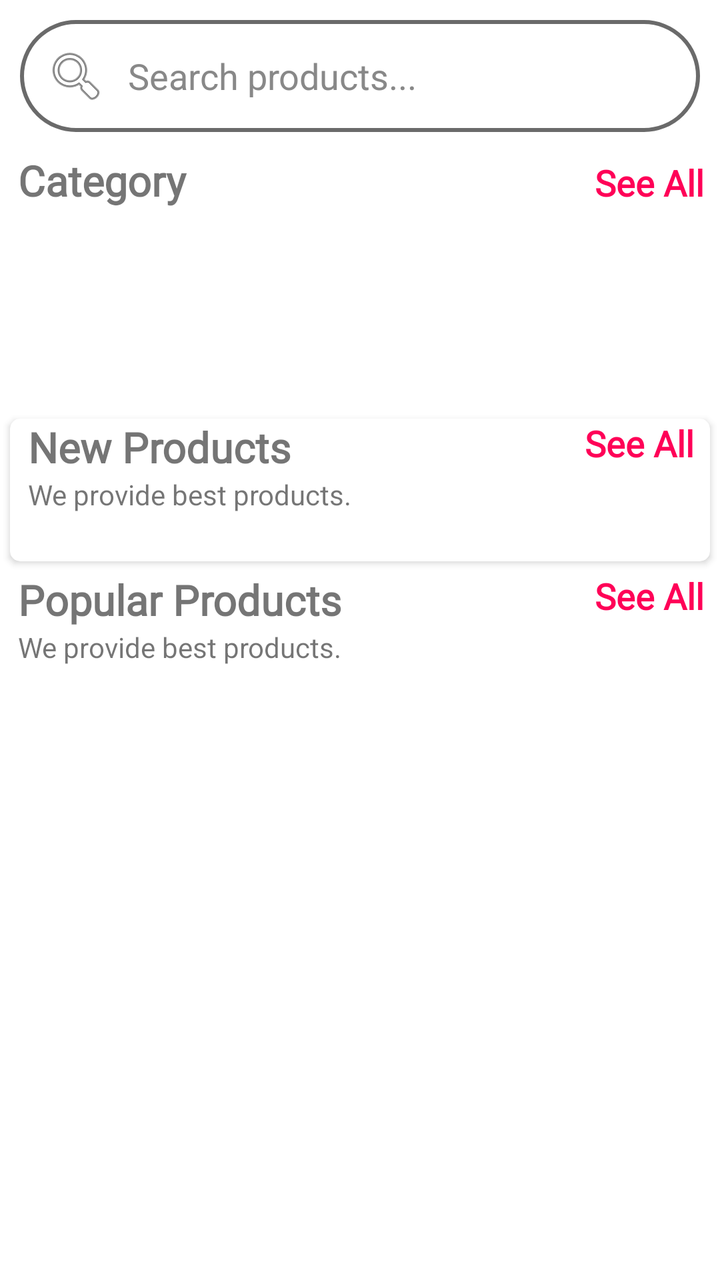
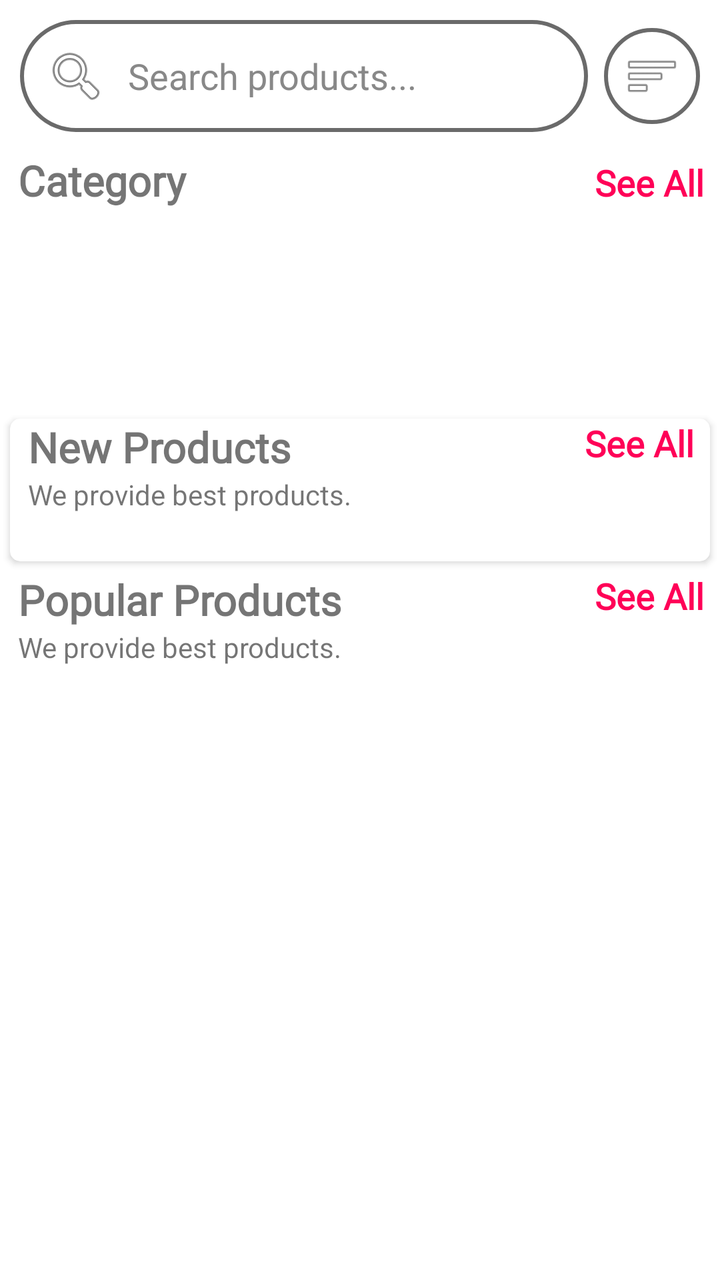

An Android layout rendered at two revisions. The XML below is the earlier revision; the diff shows what the commit changed to produce the second picture.
<!-- AndroidManifest.xml: application theme Theme.ECommerceApp -->
<!-- res/layout/fragment_home.xml -->
<?xml version="1.0" encoding="utf-8"?>
<androidx.core.widget.NestedScrollView xmlns:android="http://schemas.android.com/apk/res/android"
    xmlns:tools="http://schemas.android.com/tools"
    android:layout_width="match_parent"
    android:layout_height="match_parent"
    xmlns:app="http://schemas.android.com/apk/res-auto"
    tools:context=".fragments.HomeFragment">



    <LinearLayout
        android:id="@+id/home_layout"
        android:layout_width="match_parent"
        android:layout_height="match_parent"
        android:orientation="vertical">

        <EditText
            android:id="@+id/search_bar"
            android:layout_width="match_parent"
            android:layout_height="wrap_content"
            android:layout_margin="10dp"
            android:background="@drawable/edit_text_bg"
            android:drawableStart="@android:drawable/ic_menu_search"
            android:drawablePadding="10dp"
            android:hint="Search products..."
            android:padding="12dp"
            android:textColorHint="#888888" />

        <LinearLayout
            android:layout_width="match_parent"
            android:layout_height="wrap_content"
            android:layout_marginLeft="9dp"
            android:orientation="horizontal"
            android:weightSum="2">

            <TextView
                android:layout_width="wrap_content"
                android:layout_height="wrap_content"
                android:layout_weight="1"
                android:fontFamily="@font/baskervville"
                android:text="Category"
                android:textSize="21sp"
                android:textStyle="bold" />

            <TextView
                android:id="@+id/category_see_all"
                android:layout_width="wrap_content"
                android:layout_height="wrap_content"
                android:layout_marginRight="8dp"
                android:layout_weight="1"
                android:fontFamily="@font/baskervville"
                android:gravity="end"
                android:text="See All"
                android:textColor="@color/pink"
                android:textSize="18sp"
                android:textStyle="bold" />

        </LinearLayout>

        <androidx.recyclerview.widget.RecyclerView
            android:id="@+id/rec_category"
            android:layout_width="wrap_content"
            android:layout_height="90dp"
            android:layout_marginLeft="9dp"
            android:layout_marginTop="10dp" />

        <androidx.cardview.widget.CardView
            android:layout_width="match_parent"
            android:layout_height="wrap_content"
            android:layout_margin="5dp"
            android:layout_marginTop="10dp"
            android:elevation="6dp"
            app:cardCornerRadius="5dp">


            <LinearLayout
                android:layout_width="match_parent"
                android:layout_height="match_parent"
                android:orientation="vertical">

                <RelativeLayout
                    android:layout_width="wrap_content"
                    android:layout_height="wrap_content">

                    <TextView
                        android:id="@+id/new_product_name"
                        android:layout_width="wrap_content"
                        android:layout_height="wrap_content"
                        android:layout_marginLeft="9dp"
                        android:fontFamily="@font/baskervville"
                        android:text="New Products"
                        android:textSize="21sp"
                        android:textStyle="bold" />

                    <TextView
                        android:layout_width="wrap_content"
                        android:layout_height="wrap_content"
                        android:layout_below="@+id/new_product_name"
                        android:layout_marginLeft="9dp"
                        android:text="We provide best products." />

                    <TextView
                        android:id="@+id/newProducts_see_all"
                        android:layout_width="wrap_content"
                        android:layout_height="wrap_content"
                        android:layout_alignParentEnd="true"
                        android:layout_marginRight="8dp"
                        android:fontFamily="@font/baskervville"
                        android:text="See All"
                        android:textColor="@color/pink"
                        android:textSize="18sp"
                        android:textStyle="bold" />
                </RelativeLayout>

                <androidx.recyclerview.widget.RecyclerView
                    android:id="@+id/new_product_rec"
                    android:layout_width="wrap_content"
                    android:layout_height="wrap_content"
                    android:layout_margin="7dp"
                    android:layout_marginTop="6dp"
                    android:padding="5dp" />
            </LinearLayout>

        </androidx.cardview.widget.CardView>

        <LinearLayout
            android:layout_width="match_parent"
            android:layout_height="match_parent"
            android:orientation="vertical">

            <RelativeLayout
                android:layout_width="wrap_content"
                android:layout_height="wrap_content">

                <TextView
                    android:id="@+id/popular_products"
                    android:layout_width="wrap_content"
                    android:layout_height="wrap_content"
                    android:layout_marginLeft="9dp"
                    android:fontFamily="@font/baskervville"
                    android:text="Popular Products"
                    android:textSize="21sp"
                    android:textStyle="bold" />

                <TextView
                    android:layout_width="wrap_content"
                    android:layout_height="wrap_content"
                    android:layout_below="@+id/popular_products"
                    android:layout_marginLeft="9dp"
                    android:text="We provide best products." />

                <TextView
                    android:id="@+id/popular_see_all"
                    android:layout_width="wrap_content"
                    android:layout_height="wrap_content"
                    android:layout_alignParentEnd="true"
                    android:layout_marginRight="8dp"
                    android:fontFamily="@font/baskervville"
                    android:text="See All"
                    android:textColor="@color/pink"
                    android:textSize="18sp"
                    android:textStyle="bold" />
            </RelativeLayout>

            <androidx.recyclerview.widget.RecyclerView
                android:id="@+id/all_rec"
                android:layout_width="wrap_content"
                android:layout_height="wrap_content"
                android:layout_gravity="center"
                android:layout_margin="7dp"
                android:layout_marginTop="6dp"
                android:padding="5dp" />
        </LinearLayout>

    </LinearLayout>

</androidx.core.widget.NestedScrollView>
<!-- resources referenced by this layout -->
<resources>
  <color name="pink">#FF0057</color>
  <!-- drawable edit_text_bg (drawable) -->
  <?xml version="1.0" encoding="utf-8"?>
  <shape xmlns:android="http://schemas.android.com/apk/res/android">
  
      <corners android:radius="50dp"/>
      <solid android:color="@color/white"/>
      <stroke android:color="#6a6a6a" android:width="2dp"/>
  </shape>
  <style name="Theme.ECommerceApp" parent="Theme.MaterialComponents.DayNight.DarkActionBar">
          
          <item name="colorPrimary">#FFB952</item>
          <item name="colorPrimaryVariant">@color/pink</item>
          <item name="colorOnPrimary">@color/black</item>
          
          <item name="colorSecondary">@color/teal_200</item>
          <item name="colorSecondaryVariant">@color/teal_700</item>
          <item name="colorOnSecondary">@color/black</item>
          
          <item name="android:statusBarColor">?attr/colorPrimaryVariant</item>
          
      </style>
  <color name="white">#FFFFFFFF</color>
  <color name="black">#FF000000</color>
  <color name="teal_200">#FF03DAC5</color>
  <color name="teal_700">#FF018786</color>
</resources>

<!-- the commit's change to res/layout/fragment_home.xml (unified diff, before → after) -->
@@ -14,17 +14,37 @@
         android:layout_height="match_parent"
         android:orientation="vertical">
 
-        <EditText
-            android:id="@+id/search_bar"
+        <LinearLayout
             android:layout_width="match_parent"
             android:layout_height="wrap_content"
+            android:orientation="horizontal"
             android:layout_margin="10dp"
-            android:background="@drawable/edit_text_bg"
-            android:drawableStart="@android:drawable/ic_menu_search"
-            android:drawablePadding="10dp"
-            android:hint="Search products..."
-            android:padding="12dp"
-            android:textColorHint="#888888" />
+            android:gravity="center_vertical">
+
+            <EditText
+                android:id="@+id/search_bar"
+                android:layout_width="0dp"
+                android:layout_height="wrap_content"
+                android:layout_weight="1"
+                android:background="@drawable/edit_text_bg"
+                android:drawableStart="@android:drawable/ic_menu_search"
+                android:drawablePadding="10dp"
+                android:hint="Search products..."
+                android:padding="12dp"
+                android:textColorHint="#888888" />
+
+            <ImageButton
+                android:id="@+id/filter_btn"
+                android:layout_width="48dp"
+                android:layout_height="48dp"
+                android:layout_marginStart="8dp"
+                android:src="@android:drawable/ic_menu_sort_by_size"
+                android:background="@drawable/edit_text_bg"
+                android:padding="10dp"
+                android:scaleType="fitCenter"
+                android:contentDescription="Filter" />
+
+        </LinearLayout>
 
         <LinearLayout
             android:layout_width="match_parent"
